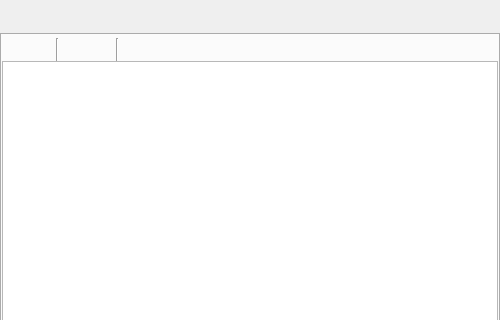
Above: maya/ui/main.ui from lonegather/Samkit before the change; both pictures show x 0 to 500 and y 0 to 320 of the 500 by 555 pixel window. Below: the same form after it.
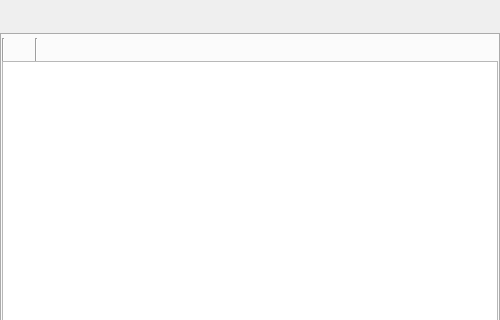
That is the form after the change. The open tabs and pages were chosen to show the change.

Patch:
```diff
--- a/maya/ui/main.ui
+++ b/maya/ui/main.ui
@@ -171,26 +171,6 @@
          <property name="spacing">
           <number>3</number>
          </property>
-         <item>
-          <widget class="QToolButton" name="tb_open">
-           <property name="text">
-            <string/>
-           </property>
-           <property name="autoRaise">
-            <bool>true</bool>
-           </property>
-          </widget>
-         </item>
-         <item>
-          <widget class="QToolButton" name="tb_revert">
-           <property name="text">
-            <string/>
-           </property>
-           <property name="autoRaise">
-            <bool>true</bool>
-           </property>
-          </widget>
-         </item>
          <item>
           <widget class="Line" name="line">
            <property name="orientation">
@@ -198,16 +178,6 @@
            </property>
           </widget>
          </item>
-         <item>
-          <widget class="QToolButton" name="tb_merge">
-           <property name="text">
-            <string/>
-           </property>
-           <property name="autoRaise">
-            <bool>true</bool>
-           </property>
-          </widget>
-         </item>
          <item>
           <widget class="QToolButton" name="tb_checkin">
            <property name="text">
```
